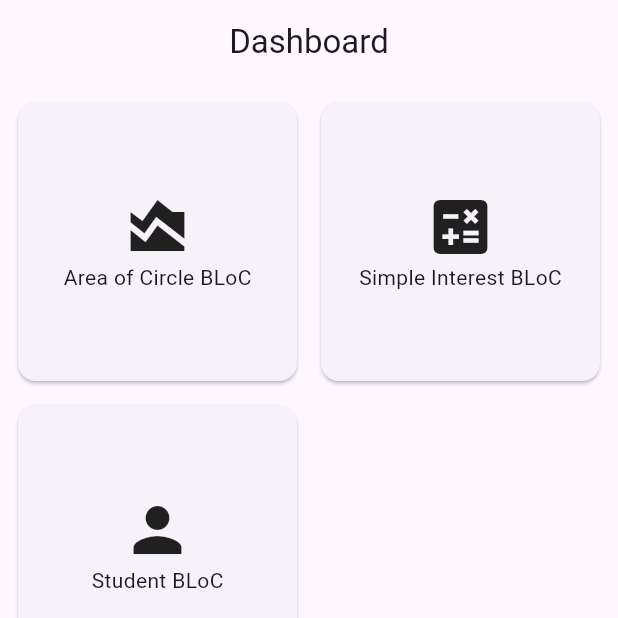
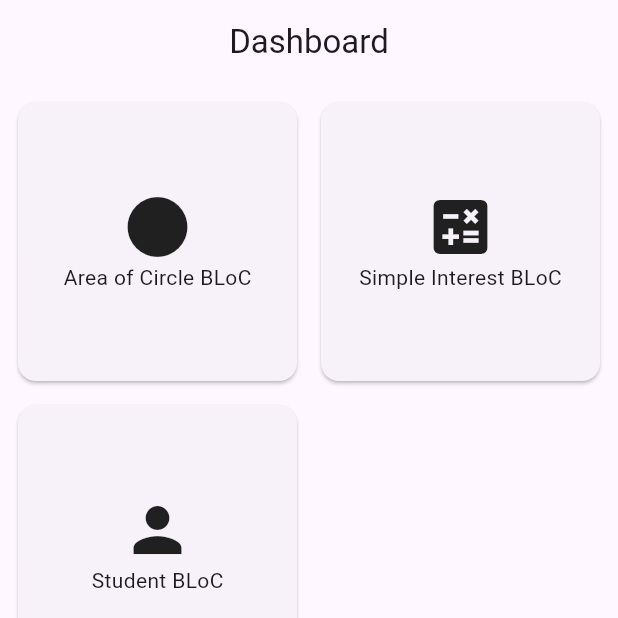
Before and after one commit to NirajanMahato/bloc_project, a Flutter app: the screen it shows after launch, on a phone screen of 412 x 824 dp, the top half of it. Run offline on Flutter 3.47's test engine with Material 3 defaults, Android fonts, the phone set to English and light mode, and no system bars; our stand-ins replace bloc, equatable, flutter_bloc, get_it.

```diff
--- a/lib/view/dashboard_bloc_view.dart
+++ b/lib/view/dashboard_bloc_view.dart
@@ -28,7 +28,7 @@ class DashboardBlocView extends StatelessWidget {
               child: Column(
                 mainAxisAlignment: MainAxisAlignment.center,
                 children: const <Widget>[
-                  Icon(Icons.area_chart, size: 48),
+                  Icon(Icons.circle, size: 48),
                   Text('Area of Circle BLoC'),
                 ],
               ),
```
Also changed, not shown: lib/bloc/student_bloc.dart (+2 -6 lines).
